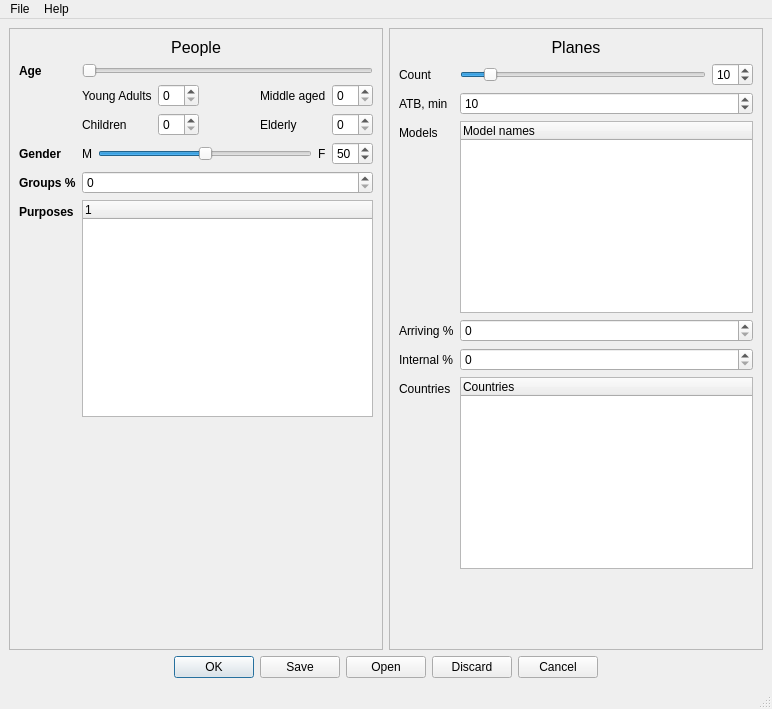
First picture: the form in agent_app/assets/ui/generator.ui, repository xentellion/mas, before the edit.
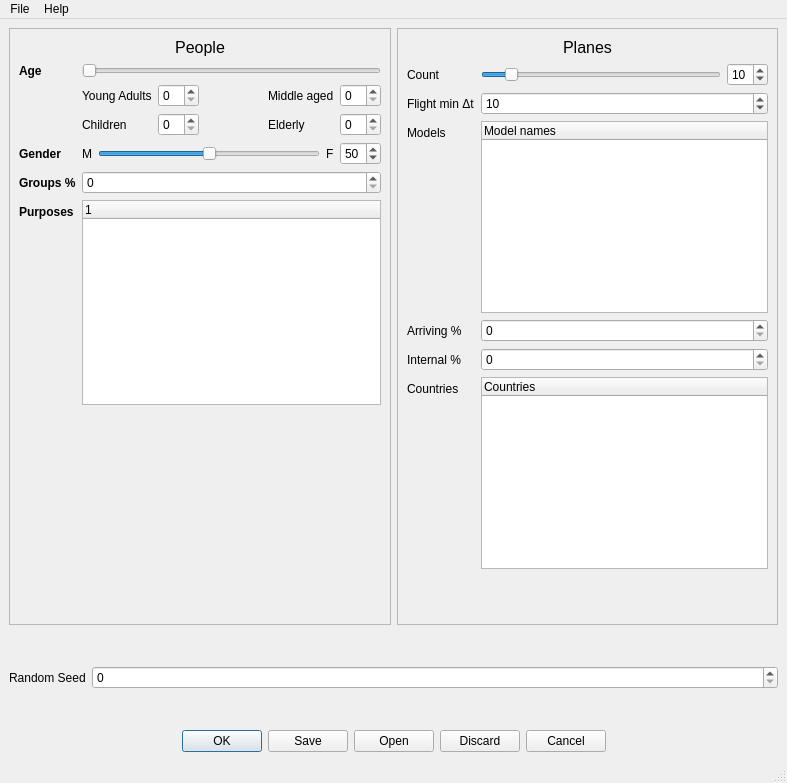
Second picture: the form after the edit. Icons and pictures are not drawn. Custom widgets are drawn as their Qt base class.

```diff
--- a/agent_app/assets/ui/generator.ui
+++ b/agent_app/assets/ui/generator.ui
@@ -6,8 +6,8 @@
    <rect>
     <x>0</x>
     <y>0</y>
-    <width>772</width>
-    <height>709</height>
+    <width>787</width>
+    <height>783</height>
    </rect>
   </property>
   <property name="sizePolicy">
@@ -334,7 +334,7 @@
              <item row="1" column="0">
               <widget class="QLabel" name="frequencyLabel">
                <property name="text">
-                <string>ATB, min</string>
+                <string>Flight min Δt</string>
                </property>
               </widget>
              </item>
@@ -446,6 +446,33 @@
       </item>
      </layout>
     </item>
+    <item>
+     <layout class="QHBoxLayout" name="horizontalLayout_5">
+      <item>
+       <widget class="QLabel" name="label_6">
+        <property name="sizePolicy">
+         <sizepolicy hsizetype="Minimum" vsizetype="MinimumExpanding">
+          <horstretch>0</horstretch>
+          <verstretch>0</verstretch>
+         </sizepolicy>
+        </property>
+        <property name="text">
+         <string>Random Seed</string>
+        </property>
+       </widget>
+      </item>
+      <item>
+       <widget class="QSpinBox" name="randomSeed">
+        <property name="sizePolicy">
+         <sizepolicy hsizetype="Expanding" vsizetype="Fixed">
+          <horstretch>0</horstretch>
+          <verstretch>0</verstretch>
+         </sizepolicy>
+        </property>
+       </widget>
+      </item>
+     </layout>
+    </item>
     <item>
      <layout class="QHBoxLayout" name="horizontalLayout">
       <item>
@@ -490,7 +517,7 @@
     <rect>
      <x>0</x>
      <y>0</y>
-     <width>772</width>
+     <width>787</width>
      <height>30</height>
     </rect>
    </property>
```
Left out of the diff: 1 changed line with no effect on the pictures.
